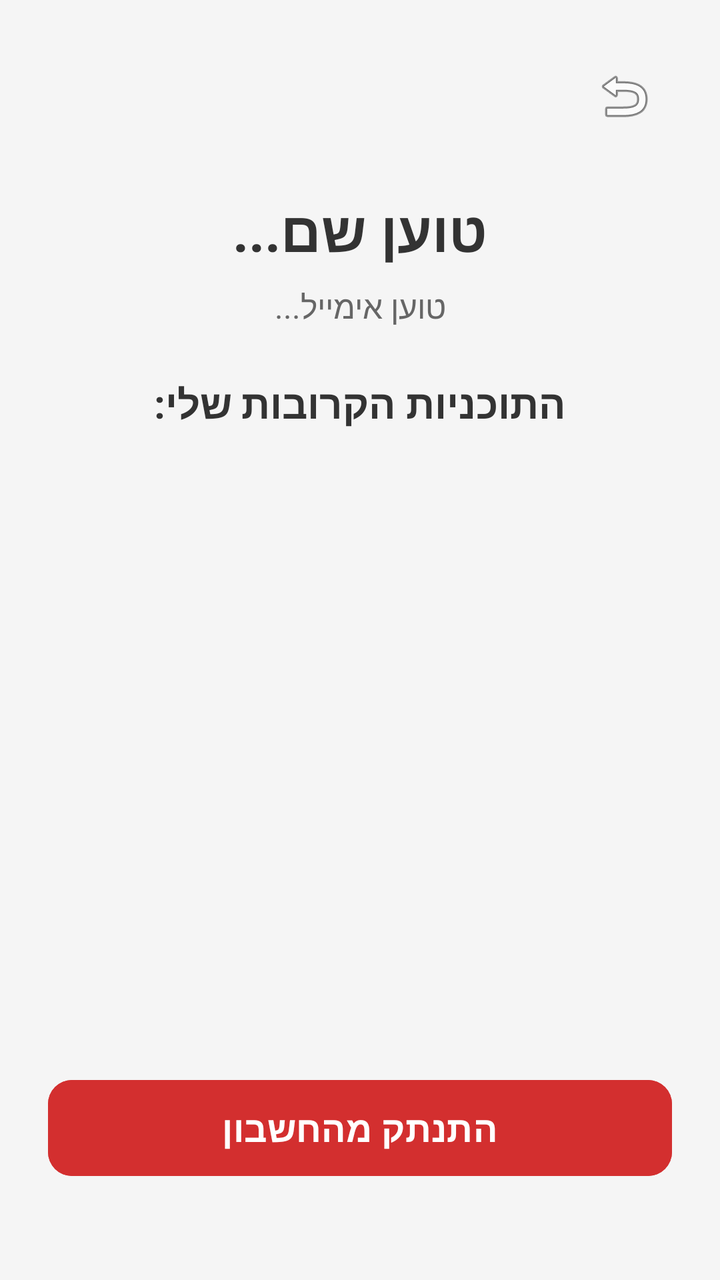
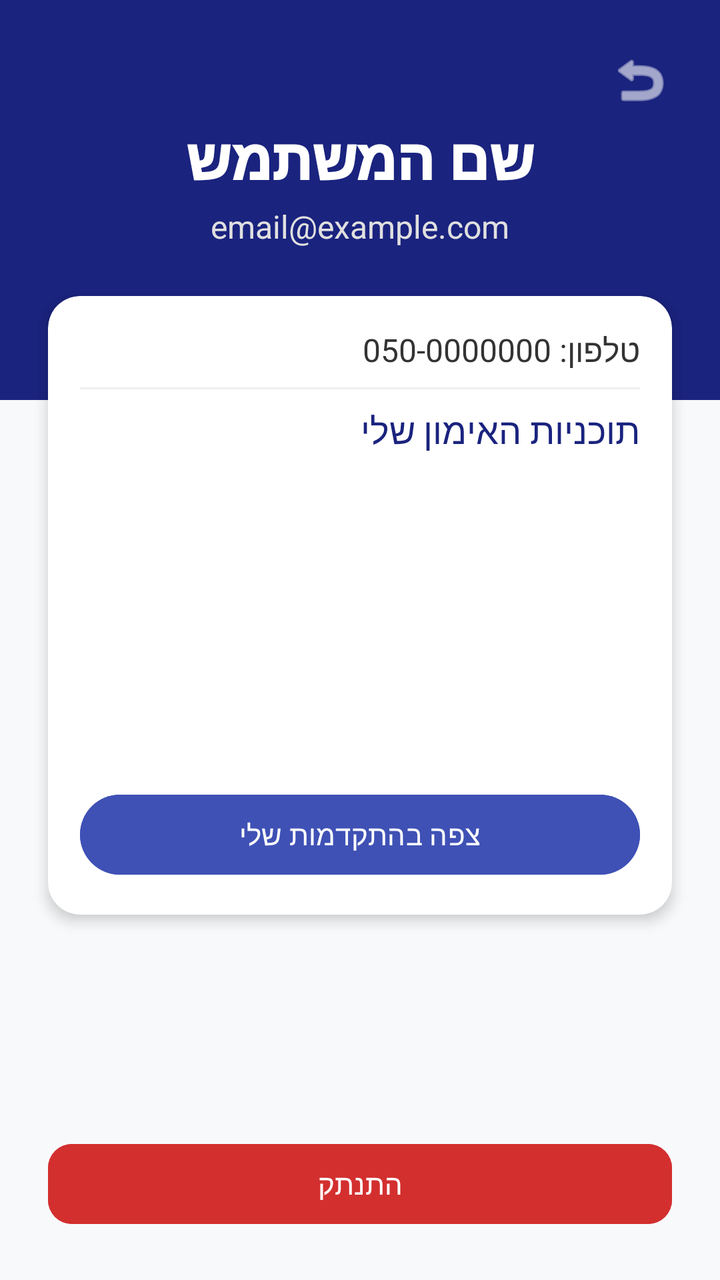

Compare the two renders of this Android layout. The source of the first and the diff that turns it into the second are given below.
<!-- AndroidManifest.xml: application theme Theme.Gym_calender10 -->
<!-- res/layout/activity_users_profile.xml -->
<?xml version="1.0" encoding="utf-8"?>
<LinearLayout xmlns:android="http://schemas.android.com/apk/res/android"
    xmlns:app="http://schemas.android.com/apk/res-auto"
    android:layout_width="match_parent"
    android:layout_height="match_parent"
    android:orientation="vertical"
    android:padding="24dp"
    android:gravity="center_horizontal"
    android:background="#F5F5F5">

    <LinearLayout
        android:layout_width="match_parent"
        android:layout_height="wrap_content"
        android:gravity="right">
        <ImageButton
            android:id="@+id/btnBackFromProfile"
            android:layout_width="48dp"
            android:layout_height="48dp"
            android:background="?attr/selectableItemBackgroundBorderless"
            android:src="@android:drawable/ic_menu_revert"
            android:contentDescription="חזרה" />
    </LinearLayout>

    <TextView
        android:id="@+id/tvProfileName"
        android:layout_width="wrap_content"
        android:layout_height="wrap_content"
        android:layout_marginTop="24dp"
        android:text="טוען שם..."
        android:textSize="28sp"
        android:textStyle="bold"
        android:textColor="#333333" />

    <TextView
        android:id="@+id/tvProfileEmail"
        android:layout_width="wrap_content"
        android:layout_height="wrap_content"
        android:layout_marginTop="8dp"
        android:text="טוען אימייל..."
        android:textSize="16sp"
        android:textColor="#666666" />

    <TextView
        android:layout_width="wrap_content"
        android:layout_height="wrap_content"
        android:layout_marginTop="24dp"
        android:layout_marginBottom="12dp"
        android:text="התוכניות הקרובות שלי:"
        android:textSize="20sp"
        android:textStyle="bold"
        android:textColor="#333333" />

    <ScrollView
        android:layout_width="match_parent"
        android:layout_height="0dp"
        android:layout_weight="1"
        android:layout_marginBottom="16dp">

        <LinearLayout
            android:id="@+id/llUpcomingPlansContainer"
            android:layout_width="match_parent"
            android:layout_height="wrap_content"
            android:orientation="vertical">

        </LinearLayout>
    </ScrollView>

    <Button
        android:id="@+id/btnLogout"
        android:layout_width="match_parent"
        android:layout_height="56dp"
        android:layout_marginBottom="24dp"
        android:text="התנתק מהחשבון"
        android:textColor="#FFFFFF"
        android:backgroundTint="#D32F2F"
        android:textSize="18sp"
        android:textStyle="bold"
        app:cornerRadius="12dp" />

</LinearLayout>
<!-- resources referenced by this layout -->
<resources>
  <style name="Theme.Gym_calender10" parent="Theme.Material3.Light.NoActionBar">
          <item name="android:colorBackground">#FFFFFF</item>
          <item name="android:textColor">#000000</item>
          <item name="colorPrimary">#2196F3</item>
          <item name="colorPrimaryDark">#1976D2</item>
          <item name="colorAccent">#03A9F4</item>
      </style>
</resources>

<!-- the commit's change to res/layout/activity_users_profile.xml (unified diff, before → after) -->
@@ -1,80 +1,127 @@
 <?xml version="1.0" encoding="utf-8"?>
-<LinearLayout xmlns:android="http://schemas.android.com/apk/res/android"
+<androidx.constraintlayout.widget.ConstraintLayout xmlns:android="http://schemas.android.com/apk/res/android"
     xmlns:app="http://schemas.android.com/apk/res-auto"
+    xmlns:tools="http://schemas.android.com/tools"
     android:layout_width="match_parent"
     android:layout_height="match_parent"
-    android:orientation="vertical"
-    android:padding="24dp"
-    android:gravity="center_horizontal"
-    android:background="#F5F5F5">
+    android:background="#F8F9FA">
 
-    <LinearLayout
-        android:layout_width="match_parent"
-        android:layout_height="wrap_content"
-        android:gravity="right">
-        <ImageButton
-            android:id="@+id/btnBackFromProfile"
-            android:layout_width="48dp"
-            android:layout_height="48dp"
-            android:background="?attr/selectableItemBackgroundBorderless"
-            android:src="@android:drawable/ic_menu_revert"
-            android:contentDescription="חזרה" />
-    </LinearLayout>
+    <View
+        android:id="@+id/headerBackground"
+        android:layout_width="0dp"
+        android:layout_height="200dp"
+        android:background="#1A237E"
+        app:layout_constraintEnd_toEndOf="parent"
+        app:layout_constraintStart_toStartOf="parent"
+        app:layout_constraintTop_toTopOf="parent" />
+
+    <ImageButton
+        android:id="@+id/btnBackFromProfile"
+        android:layout_width="48dp"
+        android:layout_height="48dp"
+        android:layout_marginTop="16dp"
+        android:layout_marginEnd="16dp"
+        android:background="?attr/selectableItemBackgroundBorderless"
+        android:src="@android:drawable/ic_menu_revert"
+        app:layout_constraintEnd_toEndOf="parent"
+        app:layout_constraintTop_toTopOf="parent"
+        app:tint="#FFFFFF" />
 
     <TextView
         android:id="@+id/tvProfileName"
         android:layout_width="wrap_content"
         android:layout_height="wrap_content"
-        android:layout_marginTop="24dp"
-        android:text="טוען שם..."
+        android:layout_marginTop="60dp"
+        android:fontFamily="sans-serif-black"
+        android:text="שם המשתמש"
+        android:textColor="#FFFFFF"
         android:textSize="28sp"
-        android:textStyle="bold"
-        android:textColor="#333333" />
+        app:layout_constraintEnd_toEndOf="parent"
+        app:layout_constraintStart_toStartOf="parent"
+        app:layout_constraintTop_toTopOf="parent" />
 
     <TextView
         android:id="@+id/tvProfileEmail"
         android:layout_width="wrap_content"
         android:layout_height="wrap_content"
-        android:layout_marginTop="8dp"
-        android:text="טוען אימייל..."
+        android:layout_marginTop="4dp"
+        android:text="email@example.com"
+        android:textColor="#E0E0E0"
         android:textSize="16sp"
-        android:textColor="#666666" />
+        app:layout_constraintEnd_toEndOf="parent"
+        app:layout_constraintStart_toStartOf="parent"
+        app:layout_constraintTop_toBottomOf="@+id/tvProfileName" />
 
-    <TextView
-        android:layout_width="wrap_content"
+    <androidx.cardview.widget.CardView
+        android:id="@+id/cvDetails"
+        android:layout_width="0dp"
         android:layout_height="wrap_content"
+        android:layout_marginHorizontal="24dp"
         android:layout_marginTop="24dp"
-        android:layout_marginBottom="12dp"
-        android:text="התוכניות הקרובות שלי:"
-        android:textSize="20sp"
-        android:textStyle="bold"
-        android:textColor="#333333" />
-
-    <ScrollView
-        android:layout_width="match_parent"
-        android:layout_height="0dp"
-        android:layout_weight="1"
-        android:layout_marginBottom="16dp">
+        app:cardCornerRadius="16dp"
+        app:cardElevation="4dp"
+        app:layout_constraintEnd_toEndOf="parent"
+        app:layout_constraintStart_toStartOf="parent"
+        app:layout_constraintTop_toBottomOf="@+id/tvProfileEmail">
 
         <LinearLayout
-            android:id="@+id/llUpcomingPlansContainer"
             android:layout_width="match_parent"
             android:layout_height="wrap_content"
-            android:orientation="vertical">
+            android:orientation="vertical"
+            android:padding="16dp">
+
+            <TextView
+                android:id="@+id/tvProfilePhone"
+                android:layout_width="match_parent"
+                android:layout_height="wrap_content"
+                android:text="טלפון: 050-0000000"
+                android:textColor="#333333"
+                android:textSize="16sp" />
+
+            <View
+                android:layout_width="match_parent"
+                android:layout_height="1dp"
+                android:layout_marginVertical="8dp"
+                android:background="#EEEEEE" />
+
+            <TextView
+                android:layout_width="match_parent"
+                android:layout_height="wrap_content"
+                android:fontFamily="sans-serif-medium"
+                android:text="תוכניות האימון שלי"
+                android:textColor="#1A237E"
+                android:textSize="18sp" />
+
+            <androidx.recyclerview.widget.RecyclerView
+                android:id="@+id/rvProfilePlans"
+                android:layout_width="match_parent"
+                android:layout_height="150dp"
+                android:layout_marginTop="8dp" />
+
+            <Button
+                android:id="@+id/btnViewProgress"
+                android:layout_width="match_parent"
+                android:layout_height="wrap_content"
+                android:layout_marginTop="8dp"
+                android:backgroundTint="#3F51B5"
+                android:text="צפה בהתקדמות שלי"
+                android:textColor="#FFFFFF" />
 
         </LinearLayout>
-    </ScrollView>
+    </androidx.cardview.widget.CardView>
 
     <Button
         android:id="@+id/btnLogout"
-        android:layout_width="match_parent"
-        android:layout_height="56dp"
+        android:layout_width="0dp"
+        android:layout_height="wrap_content"
+        android:layout_marginHorizontal="24dp"
         android:layout_marginBottom="24dp"
-        android:text="התנתק מהחשבון"
+        android:backgroundTint="#D32F2F"
+        android:text="התנתק"
         android:textColor="#FFFFFF"
-        android:backgroundTint="#D32F2F"
-        android:textSize="18sp"
-        android:textStyle="bold"
-        app:cornerRadius="12dp" />
+        app:cornerRadius="12dp"
+        app:layout_constraintBottom_toBottomOf="parent"
+        app:layout_constraintEnd_toEndOf="parent"
+        app:layout_constraintStart_toStartOf="parent" />
 
-</LinearLayout>
+</androidx.constraintlayout.widget.ConstraintLayout>
